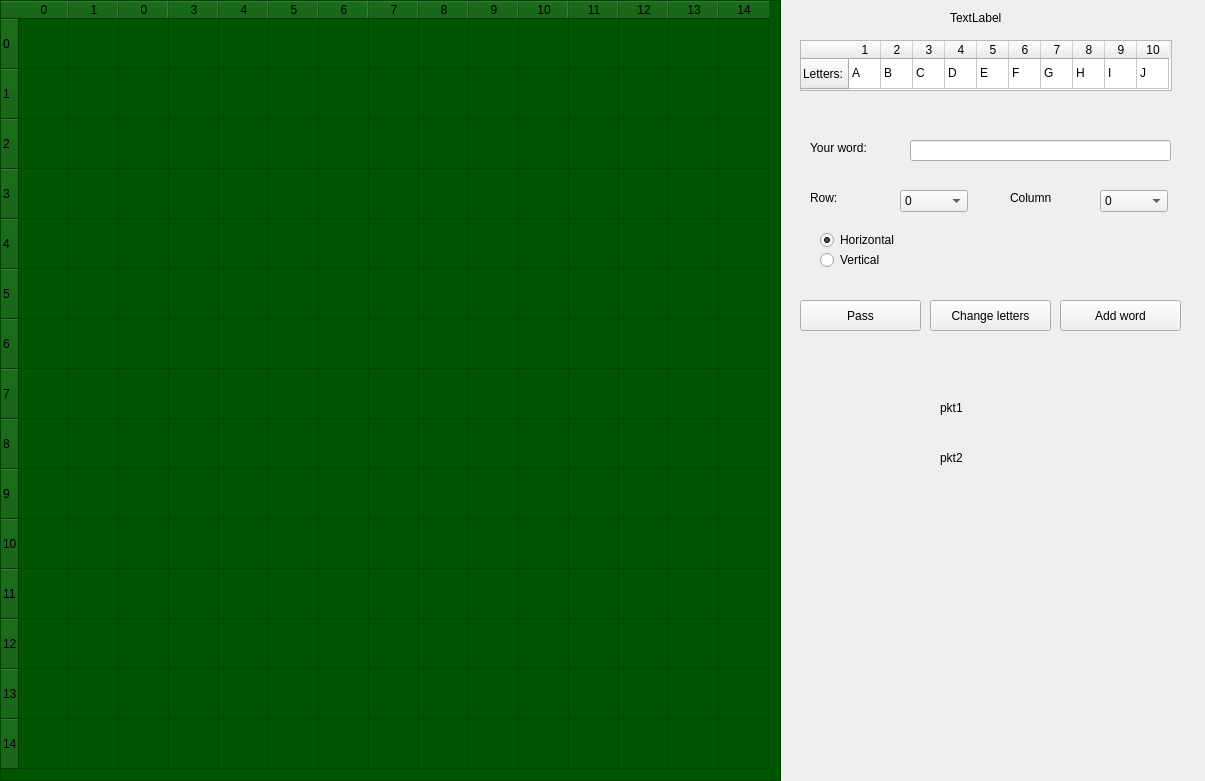
This is Scrabble_GUI/Game_GUI.ui in sobolak/scrabble as Qt 5 draws it before an edit. The edited form follows.
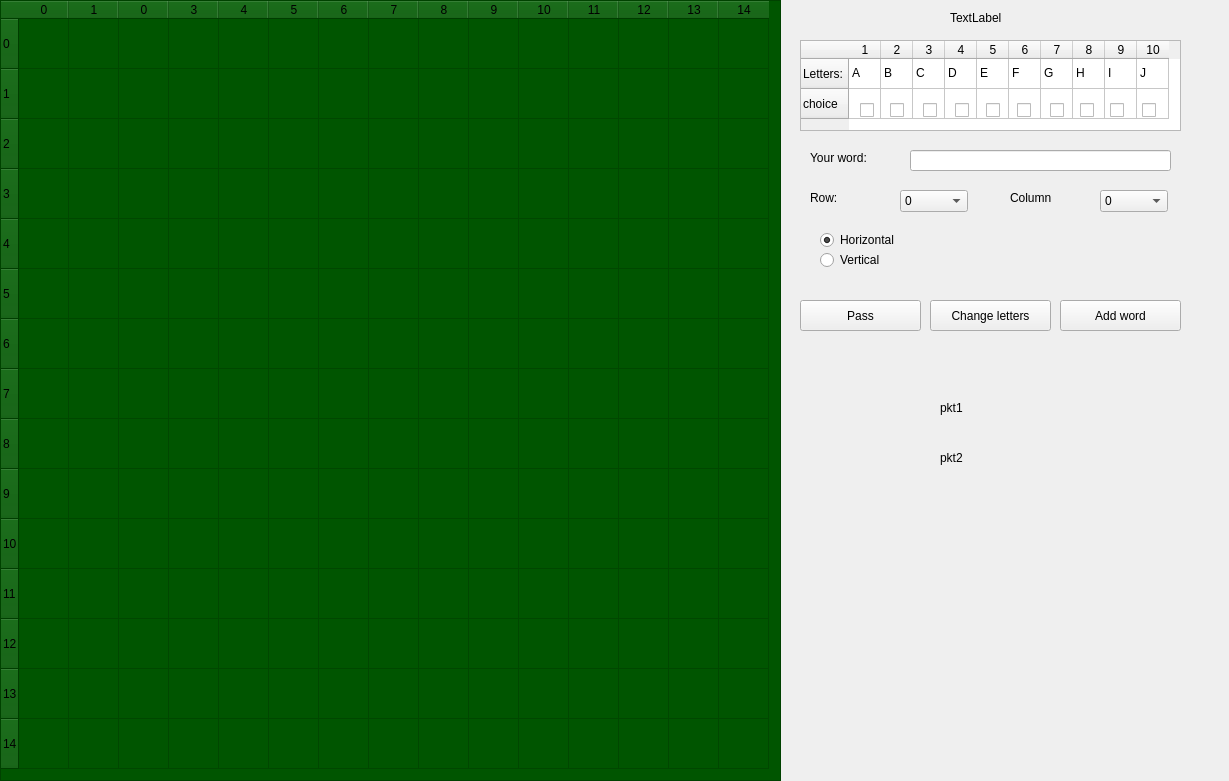
This is the edited form.

Commit message: checkbox start

```diff
--- a/Scrabble_GUI/Game_GUI.ui
+++ b/Scrabble_GUI/Game_GUI.ui
@@ -6,7 +6,7 @@
    <rect>
     <x>0</x>
     <y>0</y>
-    <width>1205</width>
+    <width>1229</width>
     <height>781</height>
    </rect>
   </property>
@@ -2672,7 +2672,7 @@
    <property name="geometry">
     <rect>
      <x>910</x>
-     <y>140</y>
+     <y>150</y>
      <width>261</width>
      <height>21</height>
     </rect>
@@ -2683,8 +2683,8 @@
     <rect>
      <x>800</x>
      <y>40</y>
-     <width>372</width>
-     <height>51</height>
+     <width>381</width>
+     <height>91</height>
     </rect>
    </property>
    <attribute name="horizontalHeaderDefaultSectionSize">
@@ -2695,6 +2695,11 @@
      <string>Letters:</string>
     </property>
    </row>
+   <row>
+    <property name="text">
+     <string>choice</string>
+    </property>
+   </row>
    <column>
     <property name="text">
      <string>1</string>
@@ -2795,6 +2800,11 @@
      <string>J</string>
     </property>
    </item>
+   <item row="1" column="0">
+    <property name="text">
+     <string/>
+    </property>
+   </item>
   </widget>
   <widget class="QComboBox" name="comboBox_row">
    <property name="geometry">
@@ -2970,7 +2980,7 @@
    <property name="geometry">
     <rect>
      <x>810</x>
-     <y>140</y>
+     <y>150</y>
      <width>81</width>
      <height>16</height>
     </rect>
@@ -3109,6 +3119,136 @@
     <string>TextLabel</string>
    </property>
   </widget>
+  <widget class="QCheckBox" name="checkBox">
+   <property name="geometry">
+    <rect>
+     <x>860</x>
+     <y>100</y>
+     <width>16</width>
+     <height>21</height>
+    </rect>
+   </property>
+   <property name="text">
+    <string/>
+   </property>
+  </widget>
+  <widget class="QCheckBox" name="checkBox_2">
+   <property name="geometry">
+    <rect>
+     <x>890</x>
+     <y>100</y>
+     <width>16</width>
+     <height>21</height>
+    </rect>
+   </property>
+   <property name="text">
+    <string/>
+   </property>
+  </widget>
+  <widget class="QCheckBox" name="checkBox_3">
+   <property name="geometry">
+    <rect>
+     <x>923</x>
+     <y>100</y>
+     <width>16</width>
+     <height>21</height>
+    </rect>
+   </property>
+   <property name="text">
+    <string/>
+   </property>
+  </widget>
+  <widget class="QCheckBox" name="checkBox_4">
+   <property name="geometry">
+    <rect>
+     <x>955</x>
+     <y>100</y>
+     <width>16</width>
+     <height>21</height>
+    </rect>
+   </property>
+   <property name="text">
+    <string/>
+   </property>
+  </widget>
+  <widget class="QCheckBox" name="checkBox_5">
+   <property name="geometry">
+    <rect>
+     <x>986</x>
+     <y>100</y>
+     <width>16</width>
+     <height>21</height>
+    </rect>
+   </property>
+   <property name="text">
+    <string/>
+   </property>
+  </widget>
+  <widget class="QCheckBox" name="checkBox_6">
+   <property name="geometry">
+    <rect>
+     <x>1017</x>
+     <y>100</y>
+     <width>16</width>
+     <height>21</height>
+    </rect>
+   </property>
+   <property name="text">
+    <string/>
+   </property>
+  </widget>
+  <widget class="QCheckBox" name="checkBox_7">
+   <property name="geometry">
+    <rect>
+     <x>1050</x>
+     <y>100</y>
+     <width>16</width>
+     <height>21</height>
+    </rect>
+   </property>
+   <property name="text">
+    <string/>
+   </property>
+  </widget>
+  <widget class="QCheckBox" name="checkBox_8">
+   <property name="geometry">
+    <rect>
+     <x>1080</x>
+     <y>100</y>
+     <width>16</width>
+     <height>21</height>
+    </rect>
+   </property>
+   <property name="text">
+    <string/>
+   </property>
+  </widget>
+  <widget class="QCheckBox" name="checkBox_9">
+   <property name="geometry">
+    <rect>
+     <x>1110</x>
+     <y>100</y>
+     <width>16</width>
+     <height>21</height>
+    </rect>
+   </property>
+   <property name="text">
+    <string/>
+   </property>
+  </widget>
+  <widget class="QCheckBox" name="checkBox_10">
+   <property name="geometry">
+    <rect>
+     <x>1142</x>
+     <y>100</y>
+     <width>16</width>
+     <height>21</height>
+    </rect>
+   </property>
+   <property name="text">
+    <string/>
+   </property>
+  </widget>
  </widget>
  <layoutdefault spacing="6" margin="11"/>
  <resources/>
```
The commit also changes 3 other files.
